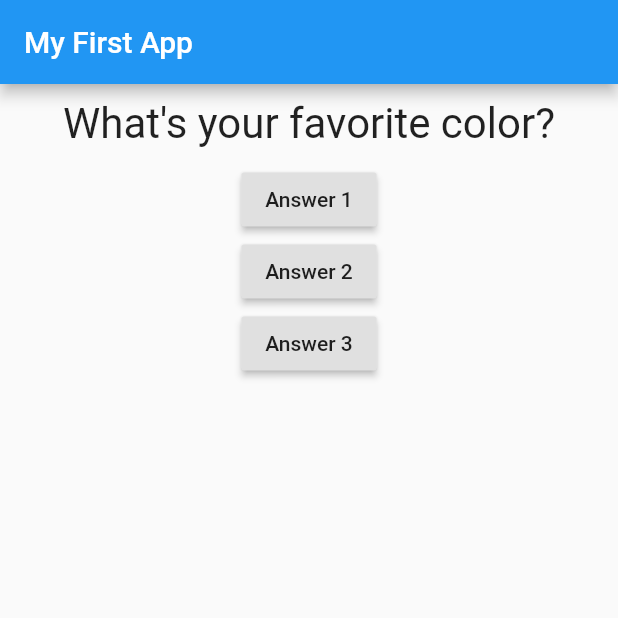
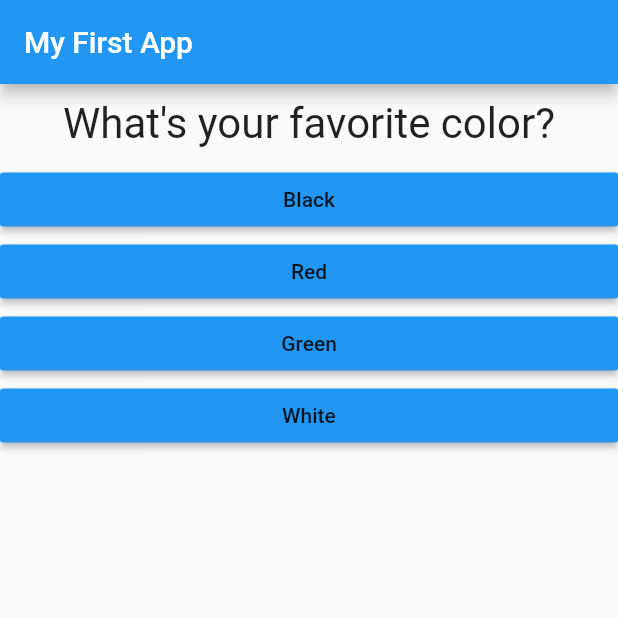
Before and after one commit to fadhilahm/udemy-flutter, a Flutter app: the screen it shows after launch, on a phone screen of 412 x 824 dp, the top half of it. Run offline on Flutter 3.47's test engine with Material 2 defaults, Android fonts, the phone set to English and light mode, and no system bars.

Commit message:
Finished the buttons migration lecture.

```diff
--- /dev/null
+++ b/flutter_complete_guide/lib/answer.dart
@@ -0,0 +1,20 @@
+import 'package:flutter/material.dart';
+
+class Answer extends StatelessWidget {
+  final Function clickHandler;
+  final String text;
+
+  Answer(this.clickHandler, this.text);
+
+  @override
+  Widget build(BuildContext context) {
+    return Container(
+      width: double.infinity,
+      child: RaisedButton(
+        color: Colors.blue,
+        child: Text(text),
+        onPressed: clickHandler,
+      ),
+    );
+  }
+}
--- a/flutter_complete_guide/lib/main.dart
+++ b/flutter_complete_guide/lib/main.dart
@@ -1,6 +1,7 @@
 import 'package:flutter/material.dart';
 
-import './question.dart';
+import './quiz.dart';
+import './result.dart';
 
 // void main() {
 //   runApp(MyApp());
@@ -15,46 +16,69 @@
 }
 
 class _MyAppState extends State<MyApp> {
+  var _totalScore = 0;
   var _questionIndex = 0;
+  final _questions = const [
+    {
+      'questionText': 'What\'s your favorite color?',
+      'answers': [
+        {'text': 'Black', 'score': 10},
+        {'text': 'Red', 'score': 5},
+        {'text': 'Green', 'score': 3},
+        {'text': 'White', 'score': 1}
+      ],
+    },
+    {
+      'questionText': 'What\'s your favorite animal?',
+      'answers': [
+        {'text': 'Rabbit', 'score': 3},
+        {'text': 'Snake', 'score': 11},
+        {'text': 'Elephant', 'score': 5},
+        {'text': 'Lion', 'score': 9}
+      ]
+    },
+    {
+      'questionText': 'What\'s your favorite instructor?',
+      'answers': [
+        {'text': 'Max', 'score': 1},
+        {'text': 'Max', 'score': 1},
+        {'text': 'Max', 'score': 1},
+        {'text': 'Max', 'score': 1}
+      ],
+    }
+  ];
 
-  void _answerQuestion() {
+  void _answerQuestion(int score) {
+    _totalScore += score;
     print('Answer chosen!');
     setState(() {
       _questionIndex += 1;
     });
     print(_questionIndex);
+    if (_questionIndex < _questions.length) {
+      print('We have more questions!');
+    }
+  }
+
+  void _resetQuiz() {
+    setState(() {
+      _questionIndex = 0;
+      _totalScore = 0;
+    });
   }
 
   Widget build(BuildContext context) {
-    var questions = [
-      'What\'s your favorite color?',
-      'What\'s your favorite animal?'
-    ];
-
     return MaterialApp(
       home: Scaffold(
         appBar: AppBar(
           title: Text('My First App'),
         ),
-        body: Column(
-          children: [
-            Question(questions[_questionIndex]),
-            RaisedButton(
-              child: Text('Answer 1'),
-              onPressed: _answerQuestion,
-            ),
-            RaisedButton(
-              child: Text('Answer 2'),
-              onPressed: () => print('Answer 2 chosen!'),
-            ),
-            RaisedButton(
-              child: Text('Answer 3'),
-              onPressed: () {
-                print('Answer 3 chosen!');
-              },
-            )
-          ],
-        ),
+        body: _questionIndex < _questions.length
+            ? Quiz(
+                questions: _questions,
+                answerQuestion: _answerQuestion,
+                questionIndex: _questionIndex)
+            : Result(_totalScore, _resetQuiz),
       ),
     );
   }
--- /dev/null
+++ b/flutter_complete_guide/lib/quiz.dart
@@ -0,0 +1,28 @@
+import 'package:flutter/material.dart';
+
+import './question.dart';
+import './answer.dart';
+
+class Quiz extends StatelessWidget {
+  final List<Map<String, Object>> questions;
+  final int questionIndex;
+  final Function answerQuestion;
+
+  Quiz(
+      {@required this.questions,
+      @required this.questionIndex,
+      @required this.answerQuestion});
+
+  @override
+  Widget build(BuildContext context) {
+    return Column(
+      children: [
+        Question(questions[questionIndex]['questionText']),
+        ...(questions[questionIndex]['answers'] as List<Map<String, Object>>)
+            .map((answer) =>
+                Answer(() => answerQuestion(answer['score']), answer['text']))
+            .toList()
+      ],
+    );
+  }
+}
```
Also changed, not shown: flutter_complete_guide/lib/result.dart (added, +46 -0 lines), new_buttons/lib/main.dart (added, +20 -0 lines), new_buttons/lib/newButtons.dart (added, +57 -0 lines), new_buttons/lib/oldButtons.dart (added, +37 -0 lines), new_buttons/pubspec.yaml (added, +76 -0 lines), new_buttons/pubspec.lock (added), 66 other files.
